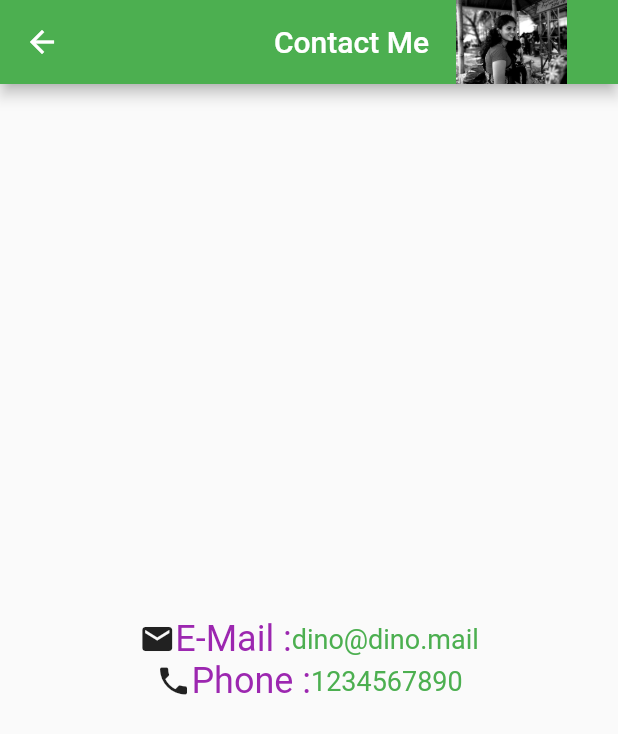
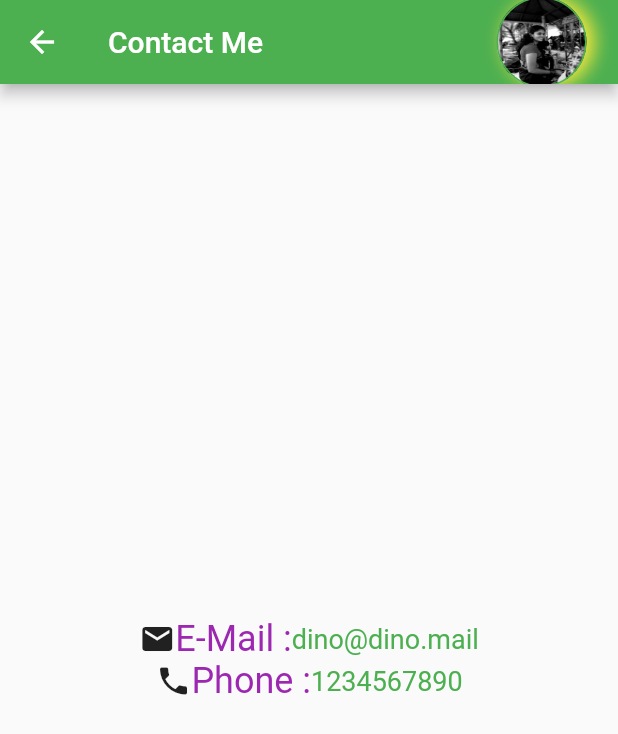
Before and after one commit to SandhraPrathap/ProfileApp, a Flutter app: the ContactMe screen opened directly, on a phone screen of 412 x 824 dp. Shown: the top 734 px of the screen. Run offline on Flutter 3.47's test engine with Material 2 defaults, Android fonts, the phone set to English and light mode, and no system bars; our stand-ins replace flutter_icons.

```diff
--- a/lib/contact.dart
+++ b/lib/contact.dart
@@ -7,20 +7,30 @@ class ContactMe extends StatelessWidget {
       appBar: AppBar(
         backgroundColor: Colors.green,
         title: Row(
-          mainAxisAlignment: MainAxisAlignment.end,
+          mainAxisAlignment: MainAxisAlignment.spaceBetween,
           children: [
             Text("Contact Me"),
             Container(
-              child: Image.asset("image/dino.jpg"),
               margin: EdgeInsets.all(5),
               decoration: BoxDecoration(
+                boxShadow: [
+                  BoxShadow(
+                    offset: Offset(5, 0),
+                    color: Colors.yellow,
+                    blurRadius: 10,
+                  )
+                ],
+                image: DecorationImage(
+                  fit: BoxFit.fill,
+                  image: AssetImage("image/dino.jpg"),
+                ),
                 shape: BoxShape.circle,
                 border: Border.all(
                   color: Colors.green,
                 ),
               ),
-              height: 100,
-              width: 100,
+              height: 60,
+              width: 60,
             ),
           ],
         ),
--- a/lib/main.dart
+++ b/lib/main.dart
@@ -18,7 +18,6 @@ class _ProfileState extends State<Profile> {
   }
 
   bool flag = false;
-
   @override
   Widget build(BuildContext context) {
     return Scaffold(
--- a/pubspec.yaml
+++ b/pubspec.yaml
@@ -24,8 +24,6 @@ dependencies:
   flutter:
     sdk: flutter
   flutter_icons: ^1.1.0
-
-
 
   # The following adds the Cupertino Icons font to your application.
   # Use with the CupertinoIcons class for iOS style icons.
```
Also changed, not shown: 5 other files.
